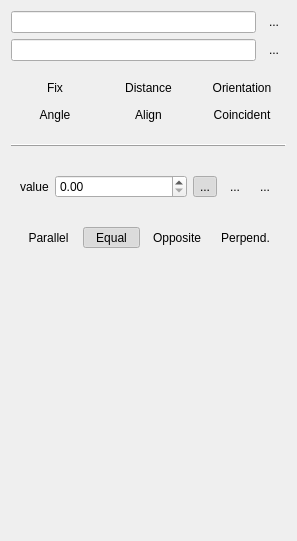
Before: the Qt Designer form src/Mod/Assembly/Gui/TaskAssemblyConstraints.ui in berndhahnebach/All_FreeCAD, drawn with Qt 5.
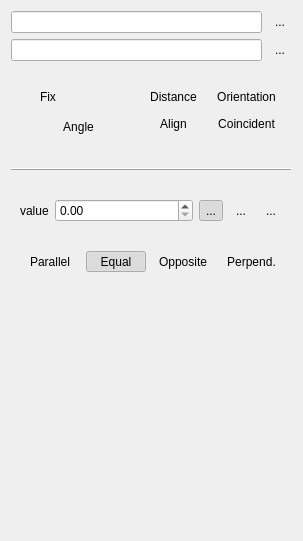
After: the same form once the commit is applied. Icons and pictures are not drawn.

Patch:
```diff
--- a/src/Mod/Assembly/Gui/TaskAssemblyConstraints.ui
+++ b/src/Mod/Assembly/Gui/TaskAssemblyConstraints.ui
@@ -6,7 +6,7 @@
    <rect>
     <x>0</x>
     <y>0</y>
-    <width>297</width>
+    <width>303</width>
     <height>541</height>
    </rect>
   </property>
@@ -99,12 +99,10 @@
     </spacer>
    </item>
    <item>
-    <layout class="QGridLayout" name="constraints">
-     <property name="sizeConstraint">
-      <enum>QLayout::SetNoConstraint</enum>
-     </property>
-     <item row="0" column="2">
-      <widget class="QToolButton" name="distance">
+    <widget class="QWidget" name="widget" native="true">
+     <layout class="QGridLayout" name="gridLayout">
+      <item row="1" column="0" rowspan="2" colspan="2">
+       <widget class="QToolButton" name="angle">
        <property name="sizePolicy">
         <sizepolicy hsizetype="Preferred" vsizetype="Fixed">
          <horstretch>0</horstretch>
@@ -115,7 +113,7 @@
         <string>&lt;html&gt;&lt;head/&gt;&lt;body&gt;&lt;p&gt;Setthe distance between first and second geometrie. Note that in many cases the shortes distance is used (e.g. line - line)&lt;/p&gt;&lt;/body&gt;&lt;/html&gt;</string>
        </property>
        <property name="text">
-        <string>Distance</string>
+         <string>Angle</string>
        </property>
        <property name="icon">
         <iconset>
@@ -144,7 +142,7 @@
        </property>
       </widget>
      </item>
-     <item row="1" column="3">
+      <item row="1" column="5">
       <widget class="QToolButton" name="coincident">
        <property name="sizePolicy">
         <sizepolicy hsizetype="Preferred" vsizetype="Fixed">
@@ -185,7 +183,7 @@
        </property>
       </widget>
      </item>
-     <item row="0" column="1">
+      <item row="0" column="0">
       <widget class="QToolButton" name="fix">
        <property name="sizePolicy">
         <sizepolicy hsizetype="Preferred" vsizetype="Fixed">
@@ -227,6 +225,47 @@
       </widget>
      </item>
      <item row="0" column="3">
+       <widget class="QToolButton" name="distance">
+        <property name="sizePolicy">
+         <sizepolicy hsizetype="Preferred" vsizetype="Fixed">
+          <horstretch>0</horstretch>
+          <verstretch>0</verstretch>
+         </sizepolicy>
+        </property>
+        <property name="toolTip">
+         <string>&lt;html&gt;&lt;head/&gt;&lt;body&gt;&lt;p&gt;Setthe distance between first and second geometrie. Note that in many cases the shortes distance is used (e.g. line - line)&lt;/p&gt;&lt;/body&gt;&lt;/html&gt;</string>
+        </property>
+        <property name="text">
+         <string>Distance</string>
+        </property>
+        <property name="icon">
+         <iconset>
+          <normaloff>:/icons/Assembly_ConstraintDistance.svg</normaloff>:/icons/Assembly_ConstraintDistance.svg</iconset>
+        </property>
+        <property name="iconSize">
+         <size>
+          <width>20</width>
+          <height>20</height>
+         </size>
+        </property>
+        <property name="checkable">
+         <bool>true</bool>
+        </property>
+        <property name="autoRepeat">
+         <bool>false</bool>
+        </property>
+        <property name="autoExclusive">
+         <bool>true</bool>
+        </property>
+        <property name="toolButtonStyle">
+         <enum>Qt::ToolButtonTextBesideIcon</enum>
+        </property>
+        <property name="autoRaise">
+         <bool>true</bool>
+        </property>
+       </widget>
+      </item>
+      <item row="0" column="5">
       <widget class="QToolButton" name="orientation">
        <property name="sizePolicy">
         <sizepolicy hsizetype="Preferred" vsizetype="Fixed">
@@ -267,7 +306,7 @@
        </property>
       </widget>
      </item>
-     <item row="1" column="2">
+      <item row="1" column="3">
       <widget class="QToolButton" name="align">
        <property name="sizePolicy">
         <sizepolicy hsizetype="Preferred" vsizetype="Fixed">
@@ -308,48 +347,8 @@
        </property>
       </widget>
      </item>
-     <item row="1" column="1">
-      <widget class="QToolButton" name="angle">
-       <property name="sizePolicy">
-        <sizepolicy hsizetype="Preferred" vsizetype="Fixed">
-         <horstretch>0</horstretch>
-         <verstretch>0</verstretch>
-        </sizepolicy>
-       </property>
-       <property name="toolTip">
-        <string>&lt;html&gt;&lt;head/&gt;&lt;body&gt;&lt;p&gt;Set the angle between the geometries normals&lt;/p&gt;&lt;/body&gt;&lt;/html&gt;</string>
-       </property>
-       <property name="text">
-        <string>Angle</string>
-       </property>
-       <property name="icon">
-        <iconset>
-         <normaloff>:/icons/Assembly_ConstraintAngle.svg</normaloff>:/icons/Assembly_ConstraintAngle.svg</iconset>
-       </property>
-       <property name="iconSize">
-        <size>
-         <width>20</width>
-         <height>20</height>
-        </size>
-       </property>
-       <property name="checkable">
-        <bool>true</bool>
-       </property>
-       <property name="autoRepeat">
-        <bool>false</bool>
-       </property>
-       <property name="autoExclusive">
-        <bool>true</bool>
-       </property>
-       <property name="toolButtonStyle">
-        <enum>Qt::ToolButtonTextBesideIcon</enum>
-       </property>
-       <property name="autoRaise">
-        <bool>true</bool>
-       </property>
-      </widget>
-     </item>
-    </layout>
+     </layout>
+    </widget>
    </item>
    <item>
     <spacer name="verticalSpacer_3">
```
Left out of the diff: 150 changed lines with no effect on the pictures. Lines whose indentation alone changed are shown as unchanged.
